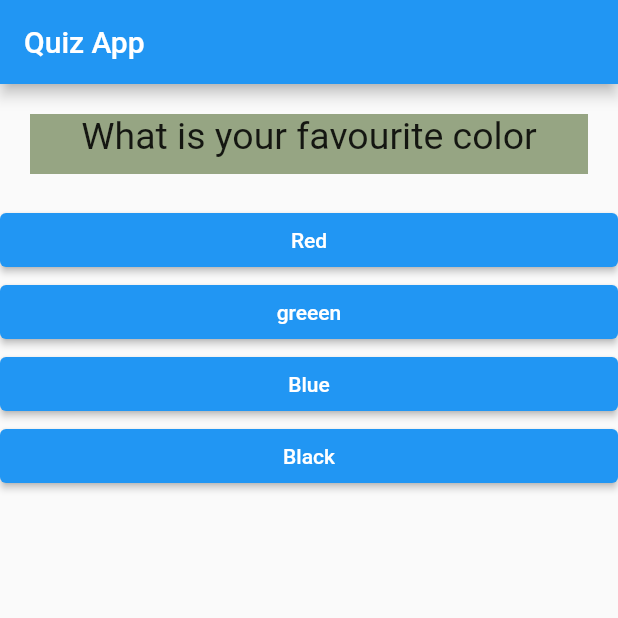
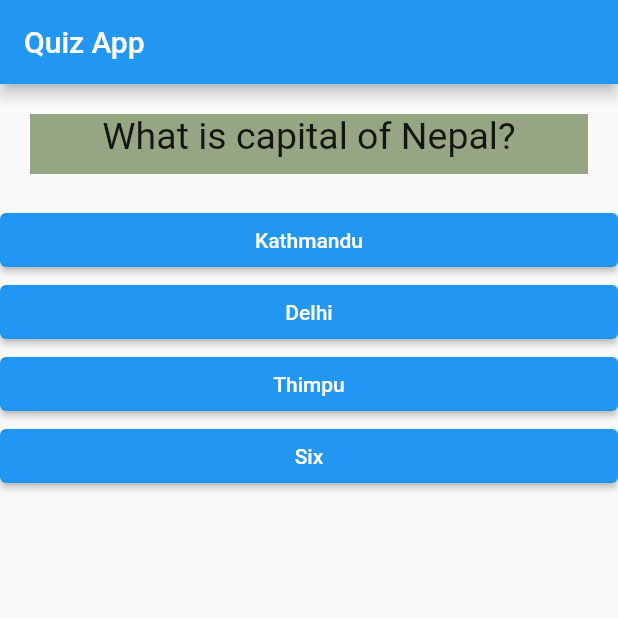
Before and after one commit to cecililu/Flutterapp, a Flutter app: the screen it shows after launch, on a phone screen of 412 x 824 dp, the top half of it. Run offline on Flutter 3.47's test engine with Material 2 defaults, Android fonts, the light colour scheme and no system bars.

Commit message:
bug passing function with parameter

```diff
--- a/lib/main.dart
+++ b/lib/main.dart
@@ -20,7 +20,9 @@ class Myapp extends StatefulWidget {
 }
 
 class _MyappState extends State<Myapp> {
-  void _answerQuestion() {
+  int _score = 0;
+  void _handler(int m) {
+                  _score = _score + 0;
                   setState(() {
                     _questionIndex = _questionIndex + 1;
                   });
@@ -29,17 +31,27 @@ class _MyappState extends State<Myapp> {
                     print("We have more question");
                   }
                 }
-
   final question = const [
     {
-      'questionText': 'What is your favourite color',
-      'answer': ["Red", "greeen", "Blue", 'Black']
+      'questionText': 'What is capital of Nepal?',
+      'answer': [
+        ["Kathmandu", 100],
+        ["Delhi", 0],
+        ["Thimpu", 0],
+        ['Six', 0]
+      ]
     },
     {
-      'questionText': 'What is your favourite shoes',
-      'answer': ["Jordan1", "forums", "NB 550"]
+      'questionText': 'How many states are there in Nepal',
+      'answer': [
+        ["Ten", 0],
+        ["Eight", 0],
+        ["Seven", 100],
+        ['Six', 0]
+      ]
     },
   ];
+
   var _questionIndex = 0;
 
   @override
@@ -51,9 +63,10 @@ class _MyappState extends State<Myapp> {
             ? Quiz(
                 question: question,
                 questionIndex: _questionIndex,
-                handler: _answerQuestion)
+                handler: _handler,
+                )
             : Column(
-                children: [Text('Quiz Complete!'), Result()],
+                children: [Text('Quiz Complete!'), Result(score: _score)],
               ),
       ),
     );
--- a/lib/quiz.dart
+++ b/lib/quiz.dart
@@ -10,9 +10,10 @@ class Quiz extends StatelessWidget {
   final List<Map<String,Object>> question;
 
   final questionIndex;
+  // ignore: non_constant_identifier_names, prefer_typing_uninitialized_variables
   final VoidCallback handler;
 
-  const Quiz({super.key,required this.question,required this.questionIndex, required this.handler});
+  Quiz({super.key,required this.question,required this.questionIndex, required this.handler});
   @override
   Widget build(BuildContext context) {
     return Column(
@@ -20,9 +21,10 @@ class Quiz extends StatelessWidget {
           Question(
             questionText: question[questionIndex]['questionText'] as String),
 
-          ...(question[questionIndex]['answer'] as List<String>)
+          ...(question[questionIndex]['answer'] as List)
                .map((answerOptions){
-                return Answer(selectHandler: handler, answerText:answerOptions, );
+                 var c=answerOptions[0];
+                return Answer(selectHandler:()=> handler(c), answerText:answerOptions[0], );
                }).toList()
 
         ]);
--- a/lib/result.dart
+++ b/lib/result.dart
@@ -5,9 +5,11 @@ import 'package:flutter/material.dart';
 
 
 class Result extends StatelessWidget {
-    const Result({super.key});
+  final int score;
+
+  const Result({super.key,required this.score});
   @override
     Widget build(BuildContext context) {
-      return Container(child: Center(child: Text("You Scored 1000pts"),));
+      return Container(child: Center(child: Text("You Scored ${score}"),));
     }
 }
```
Lines whose indentation alone changed are shown as unchanged.
